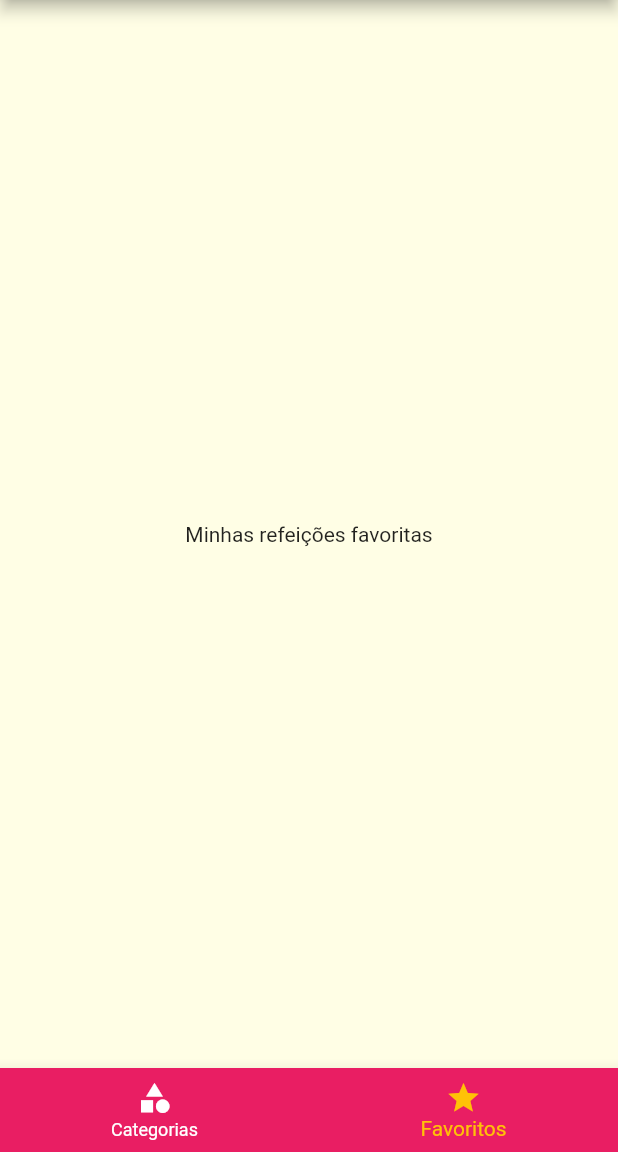
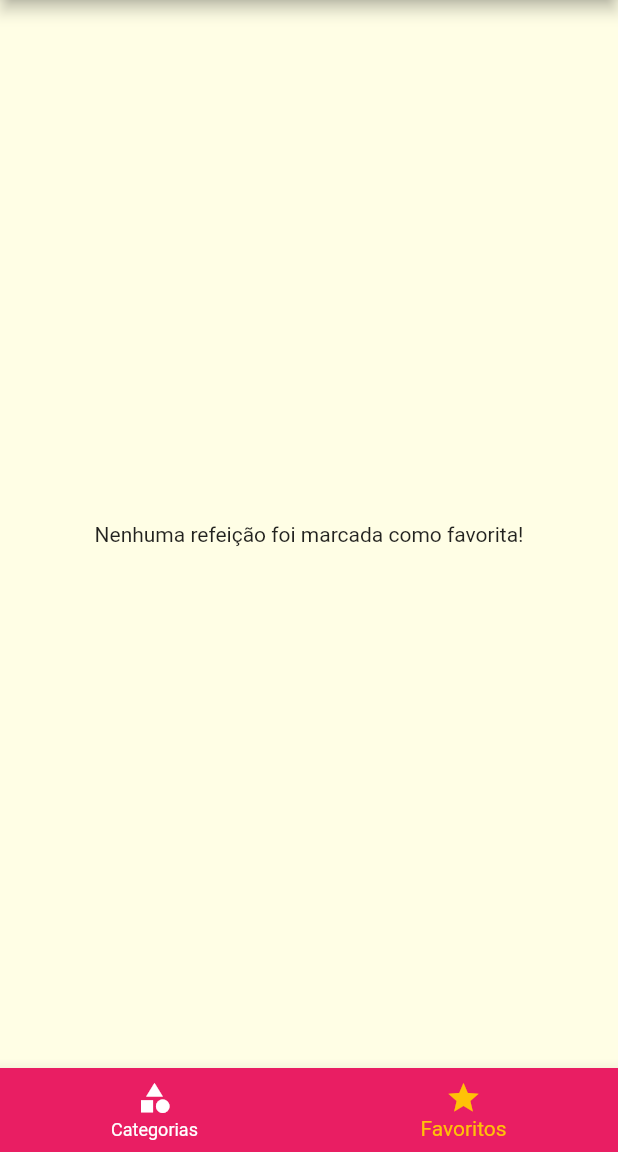
Before and after one commit to hartmannm/curso-flutter, a Flutter app: the screen it shows after launch, item 2 of the bottom bar chosen, on a phone screen of 412 x 824 dp, the part 84-1236 px from its top. Run offline on Flutter 3.47's test engine with Material 2 defaults, Android fonts, the phone set to English and light mode, and no system bars.

Commit message:
Ajustada tela de favoritos
- Criadas funções para marcar uma refeição como "favorita"
- Implementada exibição de refeições favoritas

```diff
--- a/meals/lib/main.dart
+++ b/meals/lib/main.dart
@@ -18,6 +18,7 @@ class MyApp extends StatefulWidget {
 class _MyAppState extends State<MyApp> {
   Settings settings = Settings();
   List<Meal> _availableMeals = DUMMY_MEALS;
+  List<Meal> _favoriteMeals = [];
 
   void _filterMeals(Settings settings) {
     setState(() {
@@ -33,6 +34,18 @@ class _MyAppState extends State<MyApp> {
             !filterVegetarian;
       }).toList();
     });
+  }
+
+  void _togleFavorite(Meal meal) {
+    setState(() {
+      _favoriteMeals.contains(meal)
+          ? _favoriteMeals.remove(meal)
+          : _favoriteMeals.add(meal);
+    });
+  }
+
+  bool _isFavorite(Meal meal) {
+    return _favoriteMeals.contains(meal);
   }
 
   @override
@@ -54,13 +67,14 @@ class _MyAppState extends State<MyApp> {
       initialRoute: AppRoutes.HOME,
       debugShowCheckedModeBanner: false,
       routes: {
-        AppRoutes.HOME: (_) => TabsScreen(),
+        AppRoutes.HOME: (_) => TabsScreen(_favoriteMeals),
         AppRoutes.CATEGORIES_MEALS: (_) =>
             CategoriesMealsScreen(_availableMeals),
-        AppRoutes.MEAL_DETAIL: (_) => MealDetailScreen(),
+        AppRoutes.MEAL_DETAIL: (_) => MealDetailScreen(this._togleFavorite, this._isFavorite),
         AppRoutes.SETTINGS: (_) => SettingsScreen(settings, _filterMeals)
       },
-      onUnknownRoute: (_) => MaterialPageRoute(builder: (_) => TabsScreen()),
+      onUnknownRoute: (_) =>
+          MaterialPageRoute(builder: (_) => TabsScreen(_favoriteMeals)),
     );
   }
 }
--- a/meals/lib/screens/favorite_screen.dart
+++ b/meals/lib/screens/favorite_screen.dart
@@ -1,10 +1,22 @@
 import 'package:flutter/material.dart';
+import 'package:meals/components/meal_item.dart';
+import 'package:meals/models/meal.dart';
 
 class FavoriteScreen extends StatelessWidget {
+  final List<Meal> favoriteMeals;
+
+  const FavoriteScreen(this.favoriteMeals);
+
   @override
   Widget build(BuildContext context) {
-    return Center(
-      child: Text('Minhas refeições favoritas'),
+    if (favoriteMeals.isEmpty) {
+      return Center(
+        child: Text('Nenhuma refeição foi marcada como favorita!'),
+      );
+    }
+    return ListView.builder(
+      itemCount: favoriteMeals.length,
+      itemBuilder: (ctx, index) => MealItem(favoriteMeals[index])
     );
   }
 }
--- a/meals/lib/screens/tabs_screen.dart
+++ b/meals/lib/screens/tabs_screen.dart
@@ -1,19 +1,36 @@
 import 'package:flutter/material.dart';
 import 'package:meals/components/main_drawer.dart';
+import 'package:meals/models/meal.dart';
 import 'package:meals/screens/categories_screen.dart';
 import 'package:meals/screens/favorite_screen.dart';
 
 class TabsScreen extends StatefulWidget {
+  final List<Meal> favoriteMeals;
+
+  TabsScreen(this.favoriteMeals);
+
   @override
   _TabsScreenState createState() => _TabsScreenState();
 }
 
 class _TabsScreenState extends State<TabsScreen> {
   int _selectedScreenIndex = 0;
-  final List<Map<String, Object>> _screens = [
-    {'title': 'Lista de Categorias', 'screen': CategoriesScreen()},
-    {'title': 'Meus Favoritos', 'screen': FavoriteScreen()}
-  ];
+  List<Map<String, Object>> _screens = [];
+
+  @override
+  void initState() {
+    super.initState();
+    _screens = [
+      {
+        'title': 'Lista de Categorias',
+        'screen': CategoriesScreen(),
+      },
+      {
+        'title': 'Meus Favoritos',
+        'screen': FavoriteScreen(widget.favoriteMeals)
+      }
+    ];
+  }
 
   @override
   Widget build(BuildContext context) {
```
Also changed, not shown: meals/lib/screens/meal_detail_screen.dart (+7 -2 lines).
